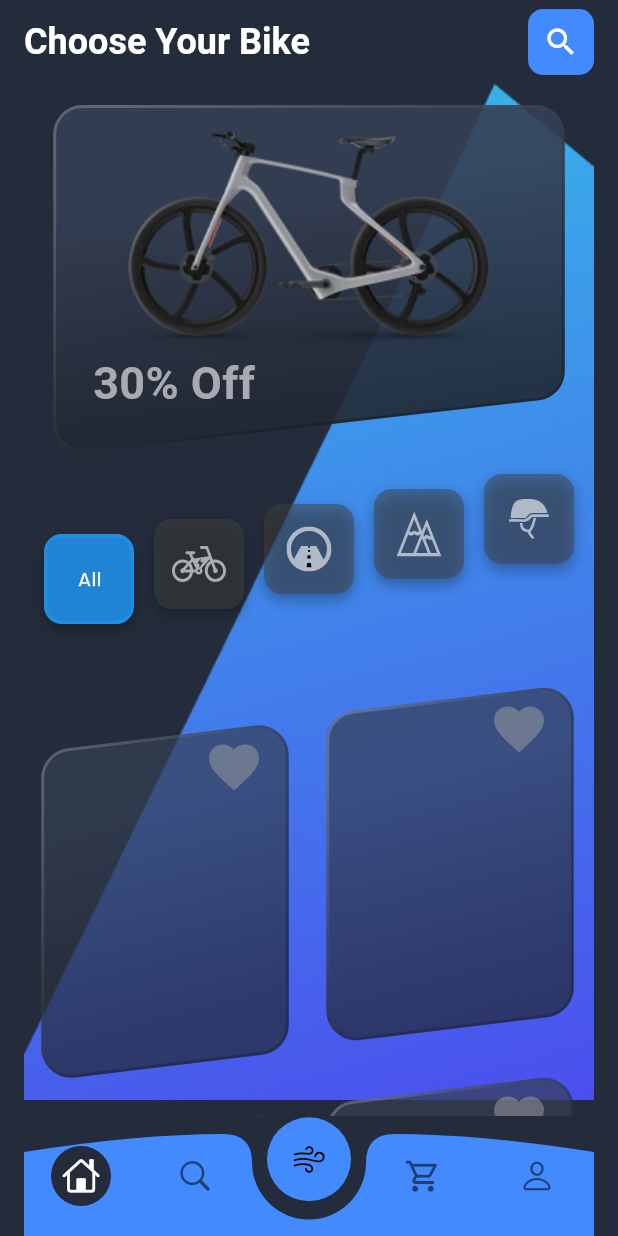
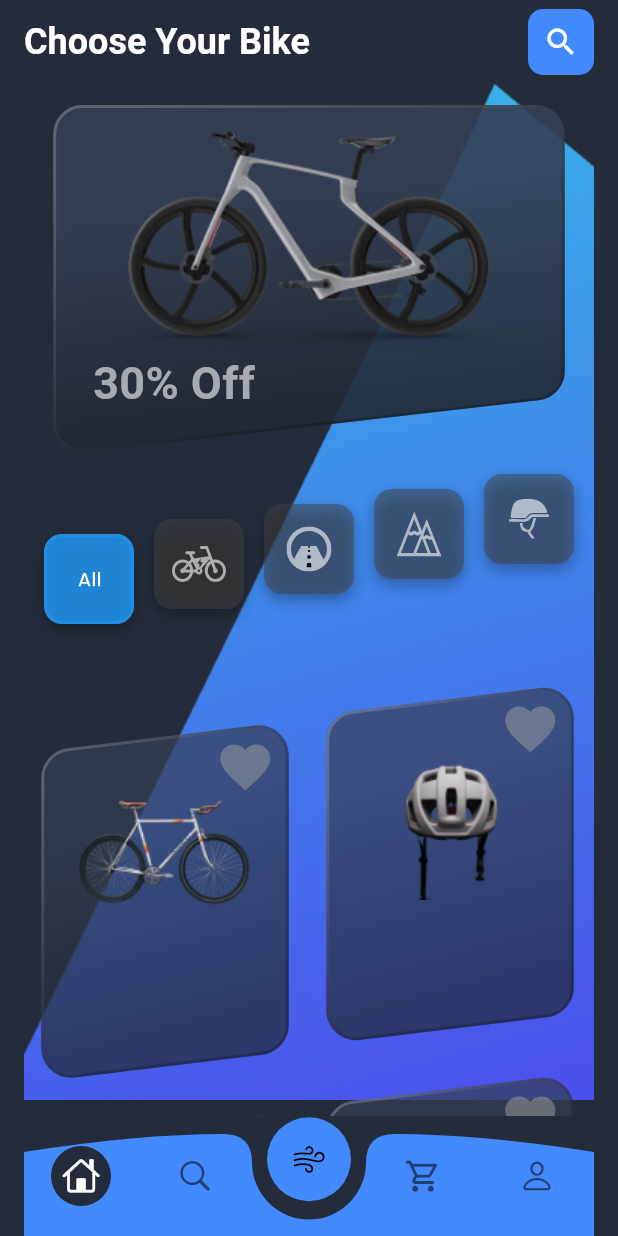
Before and after one commit to tienluan02/online_bicycle_shop, a Flutter app: the screen it shows after launch, on a phone screen of 412 x 824 dp. Run offline on Flutter 3.47's test engine with Material 3 defaults, Android fonts, the phone set to English and light mode, and no system bars; drawn by our look-alikes of like_button; our stand-ins replace flutter_svg.

Commit message:
building the item containers

```diff
--- a/online_bicycle_shop_app/lib/Screen/Discover.dart
+++ b/online_bicycle_shop_app/lib/Screen/Discover.dart
@@ -173,8 +173,9 @@ class _DiscoverState extends State<Discover> {
                                   Column(
                                     children: [
                                       Padding(
-                                        padding: EdgeInsets.only(left: 80, top: 10),
+                                        padding: EdgeInsets.only(left: 95, top: 10),
                                           child: CustomLikeButton()),
+                                      Image.asset('images/white_bike.png')
                                     ],
                                   ),
                                 ],
@@ -185,9 +186,9 @@ class _DiscoverState extends State<Discover> {
                                   Column(
                                     children: [
                                       Padding(
-                                          padding: EdgeInsets.only(left: 80, top: 10),
+                                          padding: EdgeInsets.only(left: 95, top: 10),
                                           child: CustomLikeButton()),
-                                      Image.asset('images/white_bike.png')
+                                      Image.asset('images/black_bike.png')
                                     ],
                                   ),
                                 ],
@@ -206,8 +207,9 @@ class _DiscoverState extends State<Discover> {
                                     Column(
                                       children: [
                                         Padding(
-                                            padding: EdgeInsets.only(left: 80, top: 10),
+                                            padding: EdgeInsets.only(left: 95, top: 10),
                                             child: CustomLikeButton()),
+                                        Image.asset('images/helmet.png')
                                       ],
                                     ),
                                   ],
@@ -218,8 +220,9 @@ class _DiscoverState extends State<Discover> {
                                     Column(
                                       children: [
                                         Padding(
-                                            padding: EdgeInsets.only(left: 80, top: 10),
+                                            padding: EdgeInsets.only(left: 95, top: 10),
                                             child: CustomLikeButton()),
+                                        Image.asset('images/primary_bike.png')
                                       ],
                                     ),
                                   ],
```
